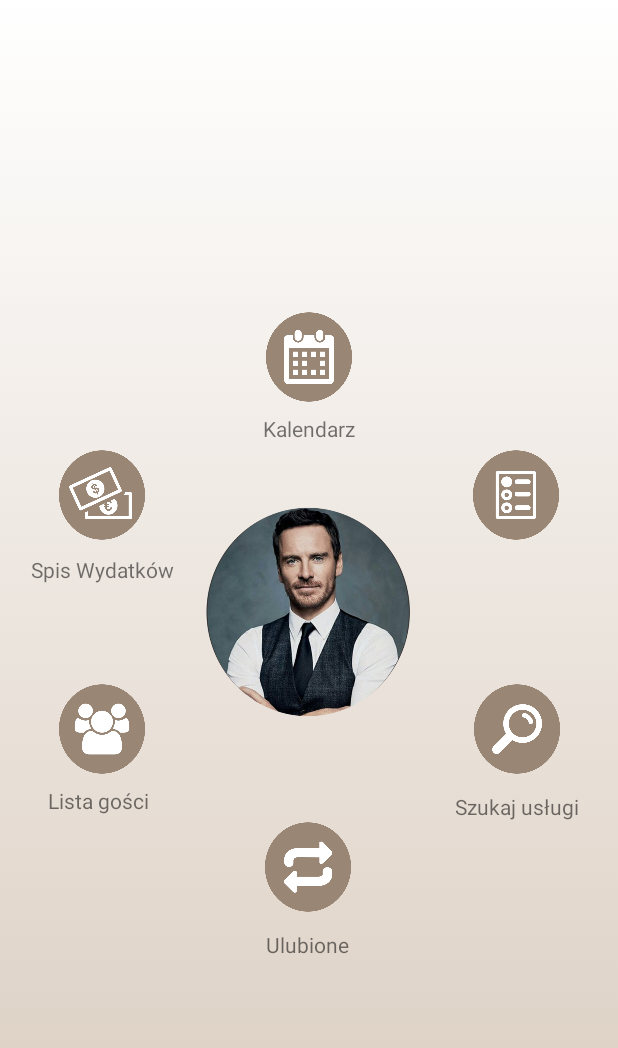
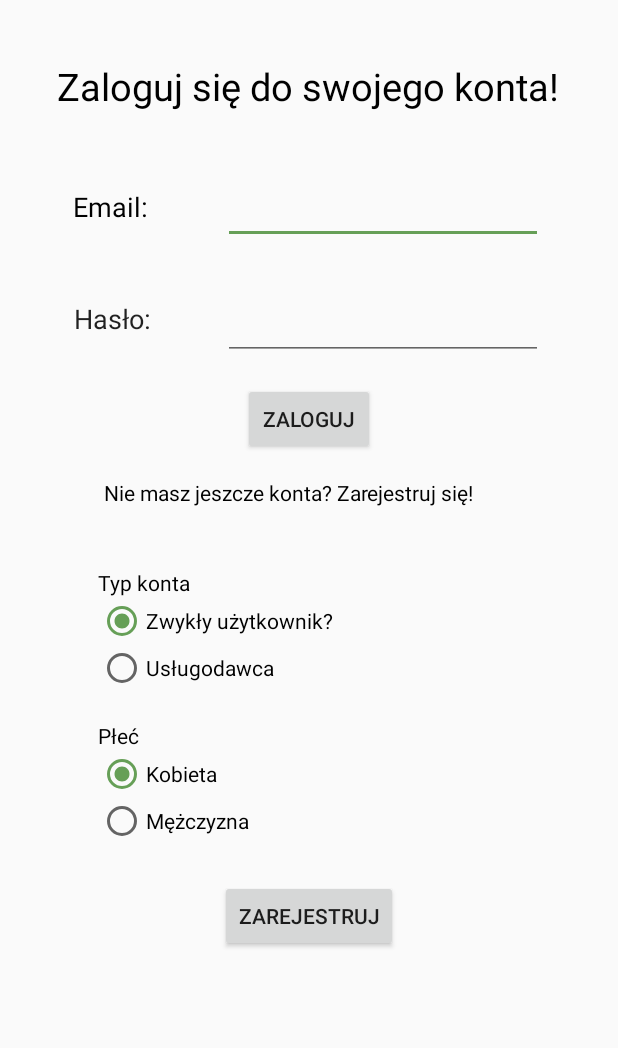
Before and after one commit to Robertow17/ZPI, an Android app: the screen it shows after launch (MainActivity before the commit, LoginForm after it), after a tap on an icon or button, on a phone screen of 412 x 824 dp. Shown: the top 1048 px of the screen. Run offline under Robolectric (Android 15) with nearby library versions, the phone set to English and light mode, and no system bars.

Commit message:
chore: add basic layout for sign-in/up form

```diff
--- a/app/src/main/AndroidManifest.xml
+++ b/app/src/main/AndroidManifest.xml
@@ -29,6 +29,7 @@
         <activity android:name=".budget.activities.BudgetActivity" />
         <activity android:name=".budget.activities.EditExpenseActivity" />
         <activity android:name=".calendar.activities.CalendarActivity" />
+        <activity android:name=".loginForm.activities.LoginForm" />
         <activity android:name=".MainActivity">
             <intent-filter>
                 <action android:name="android.intent.action.MAIN" />
--- a/app/src/main/java/com/zpi/MainActivity.java
+++ b/app/src/main/java/com/zpi/MainActivity.java
@@ -9,6 +9,7 @@ import com.zpi.budget.activities.BudgetActivity;
 import com.zpi.calendar.activities.CalendarActivity;
 import com.zpi.favourites.FavouritesActivity;
 import com.zpi.guests.activities.GuestsListActivity;
+import com.zpi.loginForm.activities.LoginForm;
 import com.zpi.searcher.activities.SearcherActivity;
 import com.zpi.serviceProvider.activities.ServiceProviderMainActivity;
 
@@ -51,6 +52,9 @@ public class MainActivity extends AppCompatActivity
                 intent = new Intent(MainActivity.this, FavouritesActivity.class);
                 startActivity(intent);
                 break;
+            case R.id.imageView6:
+                intent = new Intent(MainActivity.this, LoginForm.class);
+                startActivity(intent);
         }
     }
 }
--- /dev/null
+++ b/app/src/main/java/com/zpi/loginForm/activities/LoginForm.java
@@ -0,0 +1,15 @@
+package com.zpi.loginForm.activities;
+
+import android.os.Bundle;
+import android.support.v7.app.AppCompatActivity;
+
+import com.zpi.R;
+
+public class LoginForm extends AppCompatActivity {
+    @Override
+    protected void onCreate(Bundle savedInstanceState)
+    {
+        super.onCreate(savedInstanceState);
+        setContentView(R.layout.login_form);
+    }
+}
--- /dev/null
+++ b/app/src/main/res/layout/login_form.xml
@@ -0,0 +1,187 @@
+<?xml version="1.0" encoding="utf-8"?>
+<android.support.constraint.ConstraintLayout xmlns:android="http://schemas.android.com/apk/res/android"
+    xmlns:app="http://schemas.android.com/apk/res-auto"
+    xmlns:tools="http://schemas.android.com/tools"
+    android:layout_width="match_parent"
+    android:layout_height="match_parent">
+
+    <RadioGroup
+        android:id="@+id/userTypeRadioGroup"
+        android:layout_width="282dp"
+        android:layout_height="82dp"
+        android:layout_marginTop="30dp"
+        app:layout_constraintEnd_toEndOf="parent"
+        app:layout_constraintHorizontal_bias="0.503"
+        app:layout_constraintStart_toStartOf="parent"
+        app:layout_constraintTop_toBottomOf="@+id/notRegisteredTextView">
+
+        <TextView
+            android:id="@+id/userTextView"
+            android:layout_width="wrap_content"
+            android:layout_height="wrap_content"
+            android:layout_weight="1"
+            android:text="Typ konta"
+            android:textColor="@color/black" />
+
+        <RadioButton
+            android:id="@+id/usualUserButton"
+            android:layout_width="wrap_content"
+            android:layout_height="wrap_content"
+            android:layout_weight="1"
+            android:checked="true"
+            android:text="Zwykły użytkownik?" />
+
+        <RadioButton
+            android:id="@+id/serviceProviderButton"
+            android:layout_width="wrap_content"
+            android:layout_height="wrap_content"
+            android:layout_weight="1"
+            android:text="Usługodawca" />
+
+    </RadioGroup>
+
+    <TextView
+        android:id="@+id/signUpTextView"
+        android:layout_width="395dp"
+        android:layout_height="61dp"
+        android:layout_marginStart="8dp"
+        android:layout_marginTop="40dp"
+        android:layout_marginEnd="8dp"
+        android:text="Zaloguj się do swojego konta!"
+        android:textAlignment="center"
+        android:textAppearance="@style/TextAppearance.AppCompat.Display1"
+        android:textColor="@color/black"
+        android:textSize="25sp"
+        app:layout_constraintEnd_toEndOf="parent"
+        app:layout_constraintHorizontal_bias="0.495"
+        app:layout_constraintStart_toStartOf="parent"
+        app:layout_constraintTop_toTopOf="parent" />
+
+    <EditText
+        android:id="@+id/emailText"
+        android:layout_width="wrap_content"
+        android:layout_height="wrap_content"
+        android:layout_marginTop="16dp"
+        android:layout_marginEnd="50dp"
+        android:ems="10"
+        android:inputType="textEmailAddress"
+        app:layout_constraintEnd_toEndOf="parent"
+        app:layout_constraintTop_toBottomOf="@+id/signUpTextView" />
+
+    <EditText
+        android:id="@+id/passwordText"
+        android:layout_width="wrap_content"
+        android:layout_height="wrap_content"
+        android:layout_marginTop="32dp"
+        android:layout_marginEnd="50dp"
+        android:ems="10"
+        android:inputType="textPassword"
+        app:layout_constraintEnd_toEndOf="parent"
+        app:layout_constraintTop_toBottomOf="@+id/emailText" />
+
+    <TextView
+        android:id="@+id/emailTextView"
+        android:layout_width="76dp"
+        android:layout_height="41dp"
+        android:layout_marginStart="8dp"
+        android:layout_marginTop="16dp"
+        android:layout_marginEnd="8dp"
+        android:gravity="center_vertical"
+        android:text="Email:"
+        android:textAlignment="center"
+        android:textColor="@color/black"
+        android:textSize="18sp"
+        app:layout_constraintEnd_toStartOf="@+id/emailText"
+        app:layout_constraintHorizontal_bias="0.482"
+        app:layout_constraintStart_toStartOf="parent"
+        app:layout_constraintTop_toBottomOf="@+id/signUpTextView" />
+
+    <TextView
+        android:id="@+id/passwordTextView"
+        android:layout_width="73dp"
+        android:layout_height="43dp"
+        android:layout_marginStart="8dp"
+        android:layout_marginTop="32dp"
+        android:layout_marginEnd="8dp"
+        android:gravity="center_vertical"
+        android:text="Hasło:"
+        android:textAlignment="center"
+        android:textAppearance="@style/TextAppearance.AppCompat.Body1"
+        android:textSize="18sp"
+        app:layout_constraintEnd_toStartOf="@+id/passwordText"
+        app:layout_constraintHorizontal_bias="0.508"
+        app:layout_constraintStart_toStartOf="parent"
+        app:layout_constraintTop_toBottomOf="@+id/emailTextView" />
+
+    <TextView
+        android:id="@+id/notRegisteredTextView"
+        android:layout_width="272dp"
+        android:layout_height="30dp"
+        android:layout_marginStart="8dp"
+        android:layout_marginTop="15dp"
+        android:layout_marginEnd="8dp"
+        android:text="Nie masz jeszcze konta? Zarejestruj się!"
+        android:textColor="@color/black"
+        app:layout_constraintEnd_toEndOf="parent"
+        app:layout_constraintHorizontal_bias="0.495"
+        app:layout_constraintStart_toStartOf="parent"
+        app:layout_constraintTop_toBottomOf="@+id/signInButton" />
+
+    <RadioGroup
+        android:id="@+id/sexRadioGroup"
+        android:layout_width="282dp"
+        android:layout_height="82dp"
+        android:layout_marginTop="20dp"
+        app:layout_constraintEnd_toEndOf="parent"
+        app:layout_constraintHorizontal_bias="0.503"
+        app:layout_constraintStart_toStartOf="parent"
+        app:layout_constraintTop_toBottomOf="@+id/userTypeRadioGroup">
+
+        <TextView
+            android:id="@+id/sexTextView"
+            android:layout_width="wrap_content"
+            android:layout_height="wrap_content"
+            android:layout_weight="1"
+            android:text="Płeć"
+            android:textColor="@color/black" />
+
+        <RadioButton
+            android:id="@+id/femaleButton"
+            android:layout_width="wrap_content"
+            android:layout_height="wrap_content"
+            android:layout_weight="1"
+            android:checked="true"
+            android:text="Kobieta" />
+
+        <RadioButton
+            android:id="@+id/maleButton"
+            android:layout_width="wrap_content"
+            android:layout_height="wrap_content"
+            android:layout_weight="1"
+            android:text="Mężczyzna" />
+
+    </RadioGroup>
+
+    <Button
+        android:id="@+id/signInButton"
+        android:layout_width="wrap_content"
+        android:layout_height="wrap_content"
+        android:layout_marginTop="15dp"
+        android:text="Zaloguj"
+        app:layout_constraintEnd_toEndOf="parent"
+        app:layout_constraintHorizontal_bias="0.5"
+        app:layout_constraintStart_toStartOf="parent"
+        app:layout_constraintTop_toBottomOf="@+id/passwordText" />
+
+    <Button
+        android:id="@+id/signUpButton"
+        android:layout_width="wrap_content"
+        android:layout_height="wrap_content"
+        android:layout_marginTop="24dp"
+        android:text="Zarejestruj"
+        app:layout_constraintEnd_toEndOf="parent"
+        app:layout_constraintHorizontal_bias="0.5"
+        app:layout_constraintStart_toStartOf="parent"
+        app:layout_constraintTop_toBottomOf="@+id/sexRadioGroup" />
+
+</android.support.constraint.ConstraintLayout>
```
